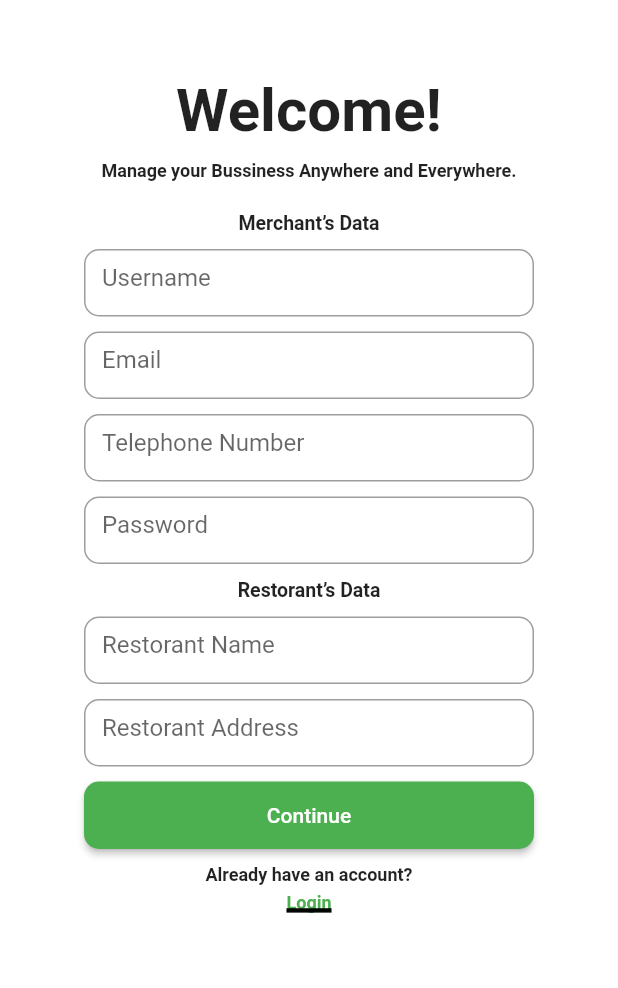
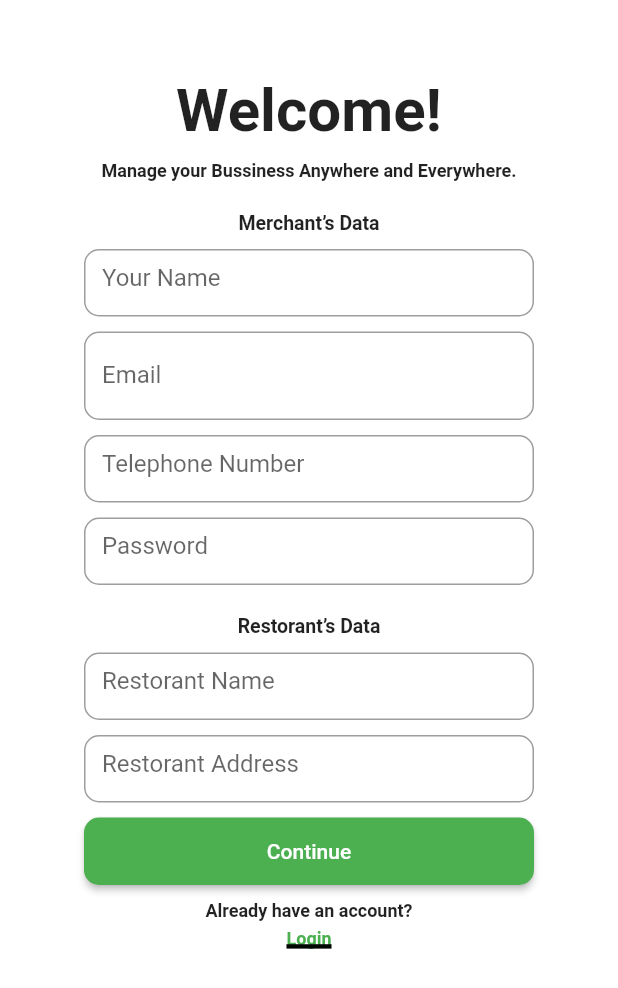
Before and after one commit to Lejhat-Bergijhi/veggytably-merchant, a Flutter app: the SignUpPage screen opened directly, on a phone screen of 412 x 824 dp. Shown: the top 988 px of the screen. Run offline on Flutter 3.47's test engine with Material 2 defaults, Android fonts, the phone set to English and light mode, and no system bars; our stand-ins replace email_validator, flutter_secure_storage, get; accounts and stored records are empty; network calls fail.

Commit message:
benerin login n signup page

```diff
--- a/lib/main.dart
+++ b/lib/main.dart
@@ -15,7 +15,7 @@ class MainApp extends StatelessWidget {
   Widget build(BuildContext context) {
     return const GetMaterialApp(
       debugShowCheckedModeBanner: false,
-      home: SignUpPage(),
+      home: LoginPage(),
     );
   }
 }
--- a/lib/views/signup_page.dart
+++ b/lib/views/signup_page.dart
@@ -1,6 +1,7 @@
 import 'package:flutter/material.dart';
 import 'package:get/get.dart';
 import 'package:vegytably_merchant/views/login_page.dart';
+import 'package:email_validator/email_validator.dart';
 
 import '../controllers/auth_controller.dart';
 import '../widgets/input_text.dart';
@@ -59,15 +60,24 @@ class _SignUpPageState extends State<SignUpPage> {
             Container(
               width: 300,
               height: 45,
-              child: InputTextField(ownerUsernameController, "Username"),
+              child: InputTextField(ownerUsernameController, "Your Name"),
             ),
             SizedBox(height: 10),
 
             // Input Email or Telephone Number
             Container(
               width: 300,
-              height: 45,
-              child: InputTextField(emailController, "Email"),
+              child: TextFormField(
+                controller: emailController,
+                autovalidateMode: AutovalidateMode.onUserInteraction,
+                validator: (value) => EmailValidator.validate(value!) ? null : "Please enter a valid email",
+                decoration: InputDecoration(
+                  labelText: 'Email',
+                  border: OutlineInputBorder(
+                    borderRadius: BorderRadius.circular(10),
+                  ),
+                ),
+              ),
             ),
             SizedBox(height: 10),
 
@@ -85,7 +95,7 @@ class _SignUpPageState extends State<SignUpPage> {
               height: 45,
               child: InputTextField(passwordController, "Password"),
             ),
-            SizedBox(height: 10),
+            SizedBox(height: 20),
 
             Text('Restorant’s Data',
                 style: TextStyle(
--- a/pubspec.yaml
+++ b/pubspec.yaml
@@ -1,12 +1,13 @@
 name: vegytably_merchant
 description: A new Flutter project.
-publish_to: 'none'
+publish_to: "none"
 version: 0.1.0
 
 environment:
-  sdk: '>=2.19.2 <3.0.0'
+  sdk: ">=2.19.2 <3.0.0"
 
 dependencies:
+  email_validator: ^2.1.17
   flutter:
     sdk: flutter
   flutter_secure_storage: ^8.0.0
```
Also changed, not shown: lib/views/login_page.dart (+14 -7 lines), pubspec.lock.
